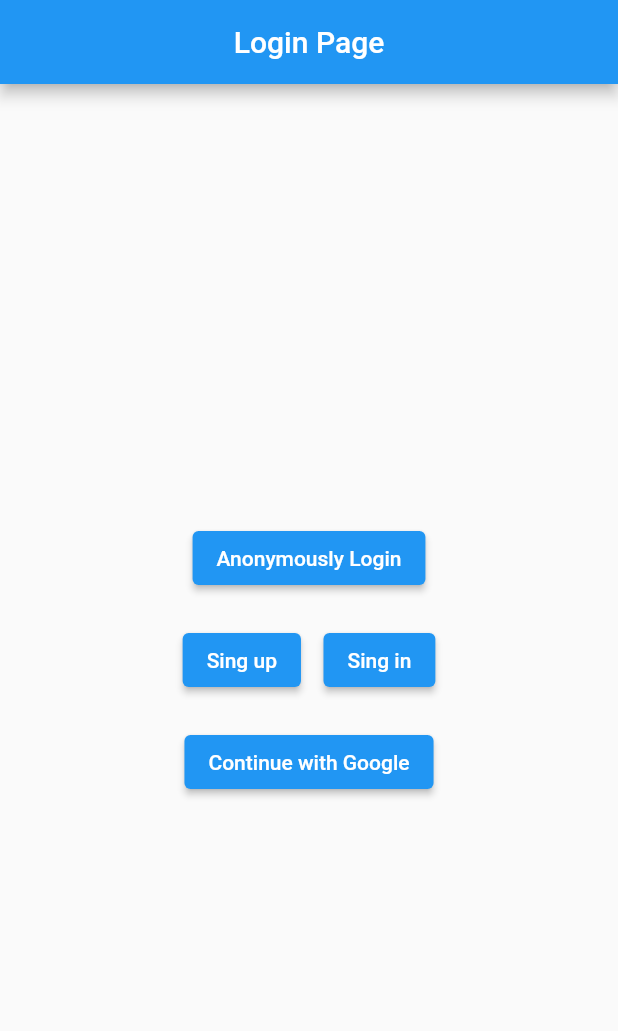
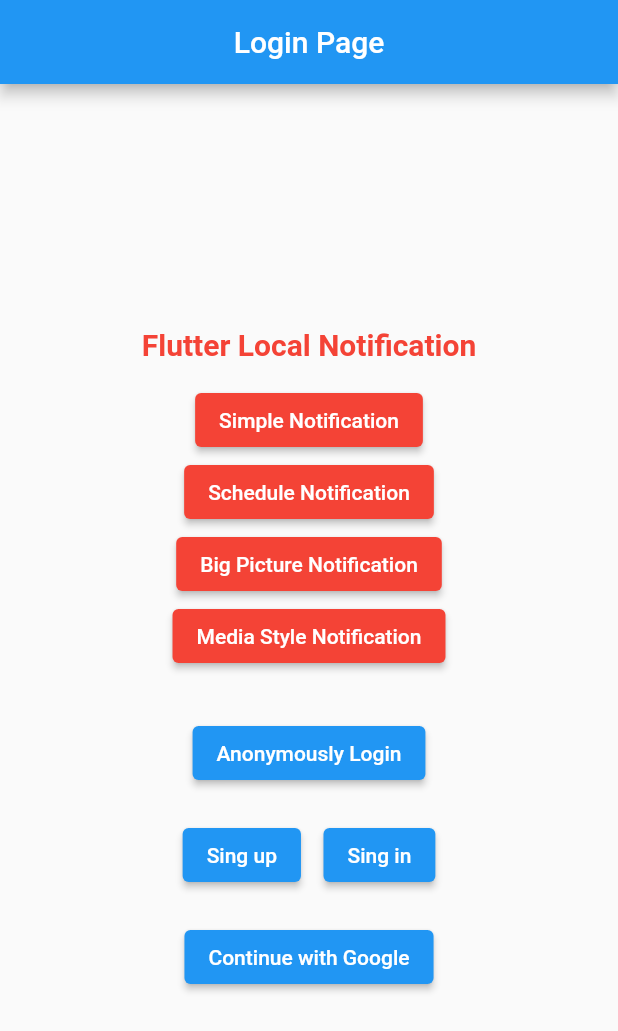
Before and after one commit to RomitKatrodiya/firebase_app, a Flutter app: the screen it shows after launch, on a phone screen of 412 x 824 dp. Shown: the top 1031 px of the screen. Run offline on Flutter 3.47's test engine with Material 2 defaults, Android fonts, the phone set to English and light mode, and no system bars; our stand-ins replace cloud_firestore, connectivity_plus, firebase_auth, firebase_core, flutter_local_notifications, google_sign_in and 1 more; accounts and stored records are empty.

Commit message:
flutter local notification

```diff
--- /dev/null
+++ b/lib/helpers/local_notification_helper.dart
@@ -0,0 +1,107 @@
+import 'package:flutter/material.dart';
+import 'package:flutter_local_notifications/flutter_local_notifications.dart';
+import 'package:timezone/data/latest.dart' as tz;
+import 'package:timezone/timezone.dart' as tz;
+
+class LocalNotificationHelper {
+  LocalNotificationHelper._();
+  static final LocalNotificationHelper localNotificationHelper =
+      LocalNotificationHelper._();
+
+  static final FlutterLocalNotificationsPlugin flutterLocalNotificationsPlugin =
+      FlutterLocalNotificationsPlugin();
+
+  Future<void> simpleNotification() async {
+    var android = const AndroidNotificationDetails('id', 'channel ',
+        channelDescription: 'description',
+        priority: Priority.max,
+        importance: Importance.max);
+
+    var iOS = const DarwinNotificationDetails();
+
+    var platform = NotificationDetails(android: android, iOS: iOS);
+
+    await flutterLocalNotificationsPlugin.show(
+      0,
+      'Simple Notification',
+      'Flutter Local Notification Demo',
+      platform,
+      payload: 'Your Custom Data',
+    );
+  }
+
+  Future<void> scheduleNotification() async {
+    var androidPlatformChannelSpecifics = const AndroidNotificationDetails(
+        'channel id', 'channel name',
+        channelDescription: 'channel description',
+        icon: 'mipmap/ic_launcher',
+        largeIcon: DrawableResourceAndroidBitmap('mipmap/ic_launcher'),
+        priority: Priority.max,
+        importance: Importance.max);
+
+    var iOSPlatformChannelSpecifics = const DarwinNotificationDetails();
+
+    var platformChannelSpecifics = NotificationDetails(
+        android: androidPlatformChannelSpecifics,
+        iOS: iOSPlatformChannelSpecifics);
+
+    tz.initializeTimeZones();
+
+    await flutterLocalNotificationsPlugin.zonedSchedule(
+      0,
+      'scheduled Notification',
+      'Flutter Local Notification Demo',
+      tz.TZDateTime.now(tz.local).add(const Duration(seconds: 2)),
+      platformChannelSpecifics,
+      uiLocalNotificationDateInterpretation:
+          UILocalNotificationDateInterpretation.absoluteTime,
+      androidAllowWhileIdle: true,
+      payload: "Your Custom Data",
+    );
+  }
+
+  Future<void> bigPictureNotification() async {
+    var bigPictureStyleInformation = const BigPictureStyleInformation(
+      DrawableResourceAndroidBitmap("mipmap/ic_launcher"),
+      largeIcon: DrawableResourceAndroidBitmap("mipmap/ic_launcher"),
+      contentTitle: 'flutter devs',
+      summaryText: 'summaryText',
+    );
+    var androidPlatformChannelSpecifics = AndroidNotificationDetails(
+        'big text channel id', 'big text channel name',
+        channelDescription: 'big text channel description',
+        styleInformation: bigPictureStyleInformation,
+        priority: Priority.max,
+        importance: Importance.max);
+
+    var platformChannelSpecifics = NotificationDetails(
+        android: androidPlatformChannelSpecifics, iOS: null);
+
+    await flutterLocalNotificationsPlugin.show(
+      0,
+      'Big Picture Notification',
+      'Flutter Local Modification Demo',
+      platformChannelSpecifics,
+      payload: "Your Custom Data",
+    );
+  }
+
+  Future<void> mediaStyleNotification() async {
+    var androidPlatformChannelSpecifics = const AndroidNotificationDetails(
+        'media channel id', 'media channel name',
+        channelDescription: 'media channel description',
+        color: Colors.red,
+        enableLights: true,
+        largeIcon: DrawableResourceAndroidBitmap("mipmap/ic_launcher"),
+        styleInformation: MediaStyleInformation(),
+        priority: Priority.max,
+        importance: Importance.max);
+
+    var platformChannelSpecifics = NotificationDetails(
+        android: androidPlatformChannelSpecifics, iOS: null);
+
+    await flutterLocalNotificationsPlugin.show(0, 'Media Style Notification',
+        'Flutter Local Notification Demo', platformChannelSpecifics,
+        payload: "Your Custom Data");
+  }
+}
--- a/lib/screens/home_page.dart
+++ b/lib/screens/home_page.dart
@@ -65,7 +65,7 @@ class _HomePageState extends State<HomePage> {
         onPressed: () {
           insertAndUpdateRecord(isUpdate: false);
         },
-        child: Icon(Icons.add),
+        child: const Icon(Icons.add),
       ),
       body: StreamBuilder<QuerySnapshot>(
         stream: CloudFirestoreHelper.cloudFirestoreHelper.selectRecords(),
@@ -132,6 +132,7 @@ class _HomePageState extends State<HomePage> {
     return showDialog(
       context: context,
       builder: (context) => AlertDialog(
+        scrollable: true,
         shape: RoundedRectangleBorder(borderRadius: BorderRadius.circular(20)),
         title:
             Center(child: Text((isUpdate) ? "Update Record" : "Insert Record")),
--- a/lib/screens/login_page.dart
+++ b/lib/screens/login_page.dart
@@ -1,8 +1,10 @@
 import 'package:firebase_app/helpers/firebase_helper.dart';
+import 'package:firebase_app/helpers/local_notification_helper.dart';
 import 'package:firebase_app/widgets/snackbar.dart';
 import 'package:firebase_auth/firebase_auth.dart';
 import 'package:flutter/material.dart';
 import 'package:connectivity_plus/connectivity_plus.dart';
+import 'package:flutter_local_notifications/flutter_local_notifications.dart';
 
 class LoginPage extends StatefulWidget {
   const LoginPage({Key? key}) : super(key: key);
@@ -21,6 +23,20 @@ class _LoginPageState extends State<LoginPage> {
   String? password;
 
   @override
+  void initState() {
+    super.initState();
+    var initializationSettingsAndroid =
+        const AndroidInitializationSettings('mipmap/ic_launcher');
+    var initializationSettingsIOs = const DarwinInitializationSettings();
+    var initSettings = InitializationSettings(
+        android: initializationSettingsAndroid, iOS: initializationSettingsIOs);
+
+    LocalNotificationHelper.flutterLocalNotificationsPlugin.initialize(
+        initSettings,
+        onDidReceiveNotificationResponse: (NotificationResponse response) {});
+  }
+
+  @override
   Widget build(BuildContext context) {
     return Scaffold(
       appBar: AppBar(
@@ -29,9 +45,57 @@ class _LoginPageState extends State<LoginPage> {
       ),
       body: Container(
         alignment: Alignment.center,
+        child: SingleChildScrollView(
           child: Column(
             mainAxisAlignment: MainAxisAlignment.center,
             children: [
+              const SizedBox(height: 30),
+              const Text(
+                "Flutter Local Notification",
+                style: TextStyle(
+                  fontSize: 20,
+                  color: Colors.red,
+                  fontWeight: FontWeight.w600,
+                ),
+              ),
+              const SizedBox(height: 15),
+              ElevatedButton(
+                style: ElevatedButton.styleFrom(
+                    backgroundColor: Colors.red, foregroundColor: Colors.white),
+                onPressed: () async {
+                  await LocalNotificationHelper.localNotificationHelper
+                      .simpleNotification();
+                },
+                child: const Text("Simple Notification"),
+              ),
+              ElevatedButton(
+                style: ElevatedButton.styleFrom(
+                    backgroundColor: Colors.red, foregroundColor: Colors.white),
+                onPressed: () async {
+                  await LocalNotificationHelper.localNotificationHelper
+                      .scheduleNotification();
+                },
+                child: const Text("Schedule Notification"),
+              ),
+              ElevatedButton(
+                style: ElevatedButton.styleFrom(
+                    backgroundColor: Colors.red, foregroundColor: Colors.white),
+                onPressed: () async {
+                  await LocalNotificationHelper.localNotificationHelper
+                      .bigPictureNotification();
+                },
+                child: const Text("Big Picture Notification"),
+              ),
+              ElevatedButton(
+                style: ElevatedButton.styleFrom(
+                    backgroundColor: Colors.red, foregroundColor: Colors.white),
+                onPressed: () async {
+                  await LocalNotificationHelper.localNotificationHelper
+                      .mediaStyleNotification();
+                },
+                child: const Text("Media Style Notification"),
+              ),
+              const SizedBox(height: 30),
               ElevatedButton(
                 onPressed: () async {
                   ConnectivityResult connectivityResult =
@@ -101,7 +165,9 @@ class _LoginPageState extends State<LoginPage> {
                 },
                 child: const Text("Continue with Google"),
               ),
+              const SizedBox(height: 30),
             ],
+          ),
         ),
       ),
     );
@@ -112,6 +178,7 @@ class _LoginPageState extends State<LoginPage> {
     return showDialog(
       context: context,
       builder: (context) => AlertDialog(
+        scrollable: true,
         shape: RoundedRectangleBorder(borderRadius: BorderRadius.circular(20)),
         title: Center(
           child: Text((isSingIn) ? "Sing In" : "Sing Up"),
--- a/pubspec.yaml
+++ b/pubspec.yaml
@@ -36,6 +36,7 @@ dependencies:
   google_sign_in:
   connectivity_plus: ^3.0.2
   cloud_firestore: ^4.0.4
+  flutter_local_notifications: ^12.0.3
 
 
   # The following adds the Cupertino Icons font to your application.
```
Also changed, not shown: pubspec.lock, 3 other files. Lines whose indentation alone changed are shown as unchanged.
